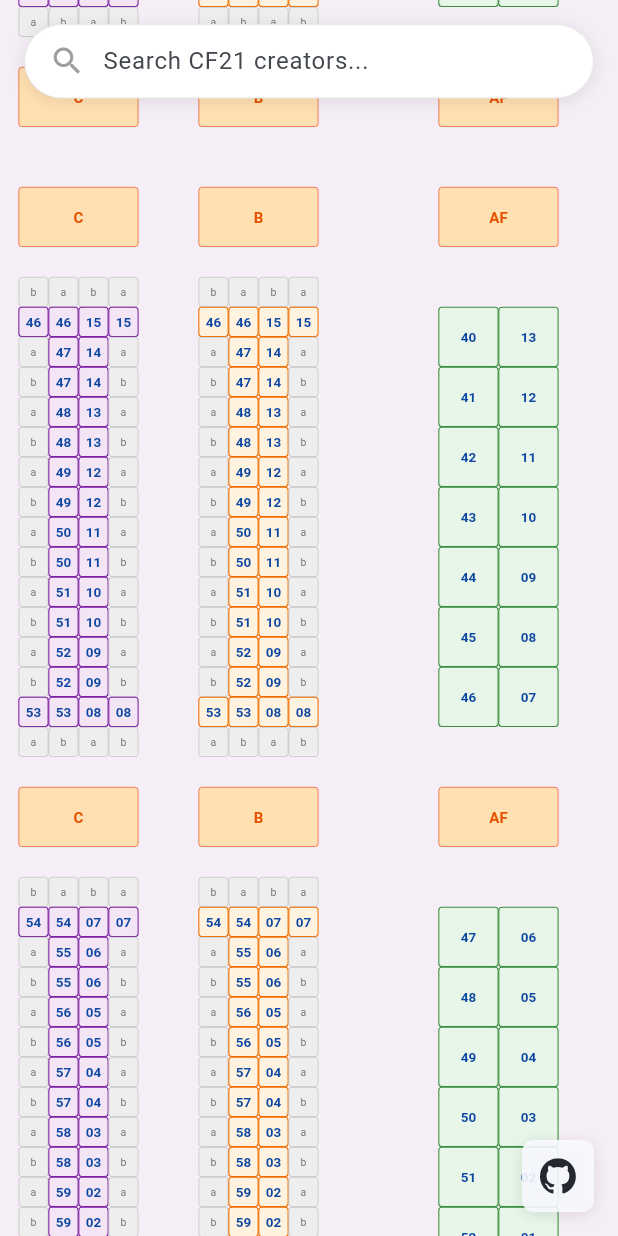
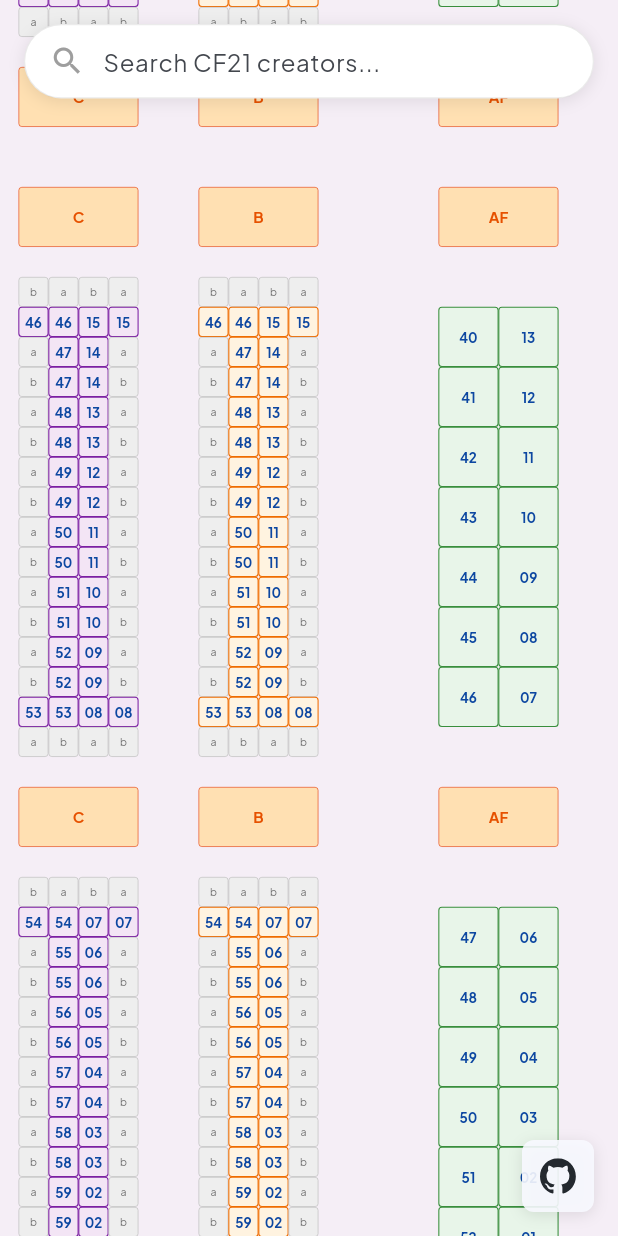
Before and after one commit to mentegago/cf21-map, a Flutter app: the screen it shows after launch, on a phone screen of 412 x 824 dp. Run offline on Flutter 3.47's test engine with Material 3 defaults, Android fonts, the light colour scheme and no system bars; our stand-ins replace flutter_svg, shared_preferences; missing offline and left inert: dart:html; network calls fail.

Commit message:
Add Plus Jakarta Sans

```diff
--- a/lib/main.dart
+++ b/lib/main.dart
@@ -25,6 +25,7 @@ class CF21MapApp extends StatelessWidget {
         ),
         useMaterial3: true,
         scaffoldBackgroundColor: const Color.fromARGB(255, 247, 247, 247),
+        fontFamily: 'PlusJakartaSans',
       ),
       darkTheme: ThemeData(
         colorScheme: ColorScheme.fromSeed(
@@ -34,6 +35,7 @@ class CF21MapApp extends StatelessWidget {
         useMaterial3: true,
         // Match map dark background so empty/panned areas are the same color
         scaffoldBackgroundColor: const Color(0xFF0A1B2A),
+        fontFamily: 'PlusJakartaSans',
       ),
       themeMode: ThemeMode.system,
       home: const MapScreen(),
--- a/lib/widgets/map_viewer.dart
+++ b/lib/widgets/map_viewer.dart
@@ -557,6 +557,7 @@ class MapPainter extends CustomPainter {
       return const TextStyle(
         fontSize: 0,
         color: Colors.transparent,
+        fontFamily: 'PlusJakartaSans',
       );
     } else if (cell.isBooth) {
       // When highlighted: dark text on bright/white overlay (dark mode), white text on dark blue (light mode)
@@ -570,22 +571,26 @@ class MapPainter extends CustomPainter {
         fontSize: 18,
         fontWeight: FontWeight.bold,
         color: textColor,
+        fontFamily: 'PlusJakartaSans',
       );
     } else if (cell.isLocationMarker && cell.content != 'a' && cell.content != 'b') {
       return TextStyle(
         fontSize: 20,
         fontWeight: FontWeight.bold,
         color: isDark ? const Color(0xFFFFB74D) : const Color(0xFFE65100),
+        fontFamily: 'PlusJakartaSans',
       );
     } else if (cell.isHall) {
       return TextStyle(
         fontSize: 24,
         color: isDark ? Colors.grey.shade400 : Colors.grey.shade600,
+        fontFamily: 'PlusJakartaSans',
       );
     }
     return TextStyle(
       fontSize: 14,
       color: isDark ? Colors.grey.shade400 : Colors.grey.shade600,
+      fontFamily: 'PlusJakartaSans',
     );
   }
 
```
Also changed, not shown: pubspec.yaml (+12 -0 lines), fonts/PlusJakartaSans-Italic-VariableFont_wght.ttf (added), fonts/PlusJakartaSans-VariableFont_wght.ttf (added), fonts/Roboto-Italic-VariableFont_wdth,wght.ttf (added), fonts/Roboto-VariableFont_wdth,wght.ttf (added).
